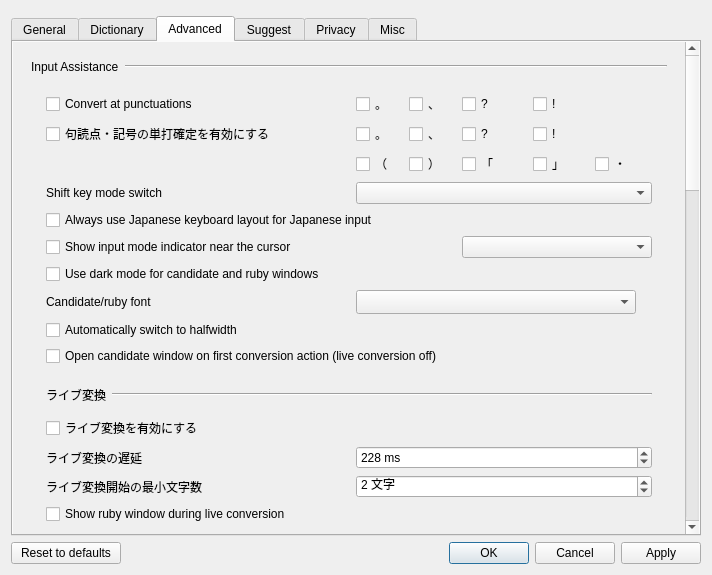
The window that src/gui/config_dialog/config_dialog.ui (motchii709/mozkey) describes before a commit, drawn with Qt 5.
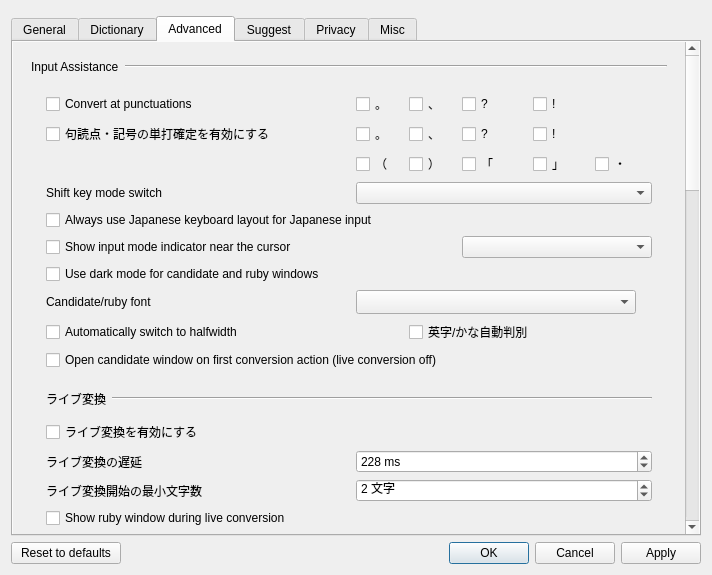
The same window after the commit. The open tabs and pages were chosen to show the change. Custom widgets are drawn as their Qt base class.

Commit message: Add English/Japanese mixed input recognition (use_auto_language_switch)

Patch:
```diff
--- a/src/gui/config_dialog/config_dialog.ui
+++ b/src/gui/config_dialog/config_dialog.ui
@@ -1127,13 +1127,23 @@
                   </layout>
                  </widget>
                 </item>
-                <item row="8" column="0" colspan="8">
+                <item row="8" column="0" colspan="4">
                  <widget class="QCheckBox" name="autoSwitchCompositionMode">
                   <property name="text">
                    <string>Automatically switch to halfwidth</string>
                   </property>
                  </widget>
                 </item>
+                <item row="8" column="4" colspan="4">
+                 <widget class="QCheckBox" name="useAutoLanguageSwitchCheckBox">
+                  <property name="toolTip">
+                   <string>入力中の英字の連続を英語として保持し、カタカナ変換を避けます（GitHub/Push などの綴りを保全）。</string>
+                  </property>
+                  <property name="text">
+                   <string>英字/かな自動判別</string>
+                  </property>
+                 </widget>
+                </item>
                 <item row="9" column="0" colspan="8">
                  <widget class="QCheckBox" name="showCandidateWindowOnInitialConversionCheckBox">
                   <property name="toolTip">
```
Left out of the diff: 1 changed line with no effect on the pictures. The commit also changes 10 other files.
